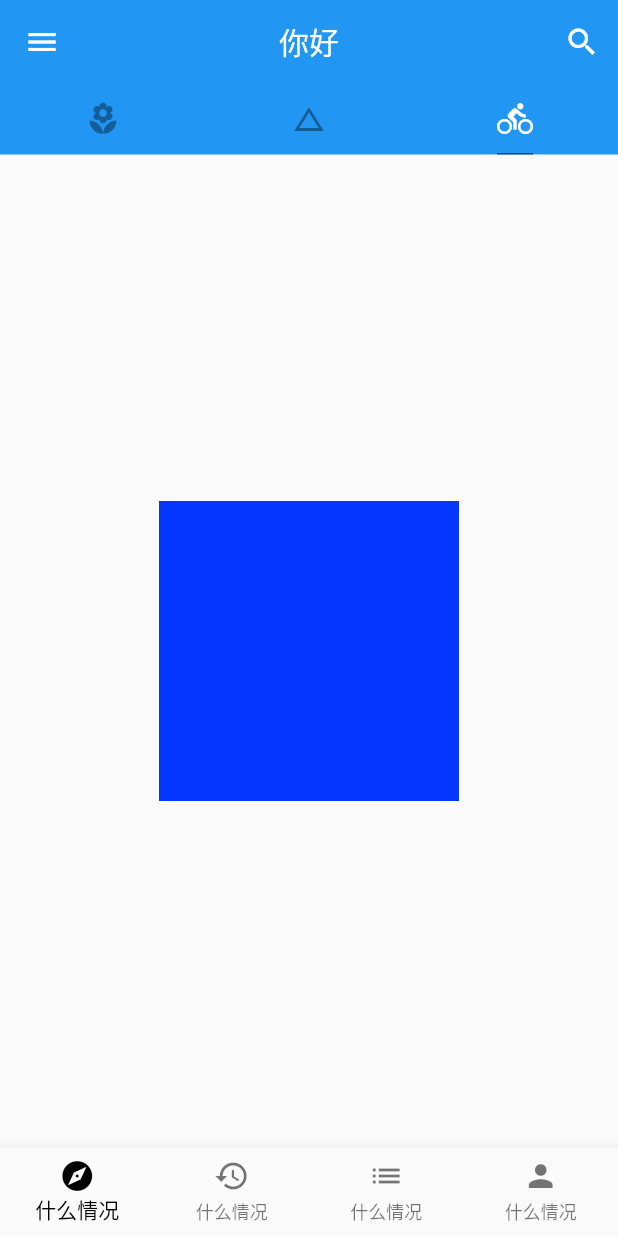
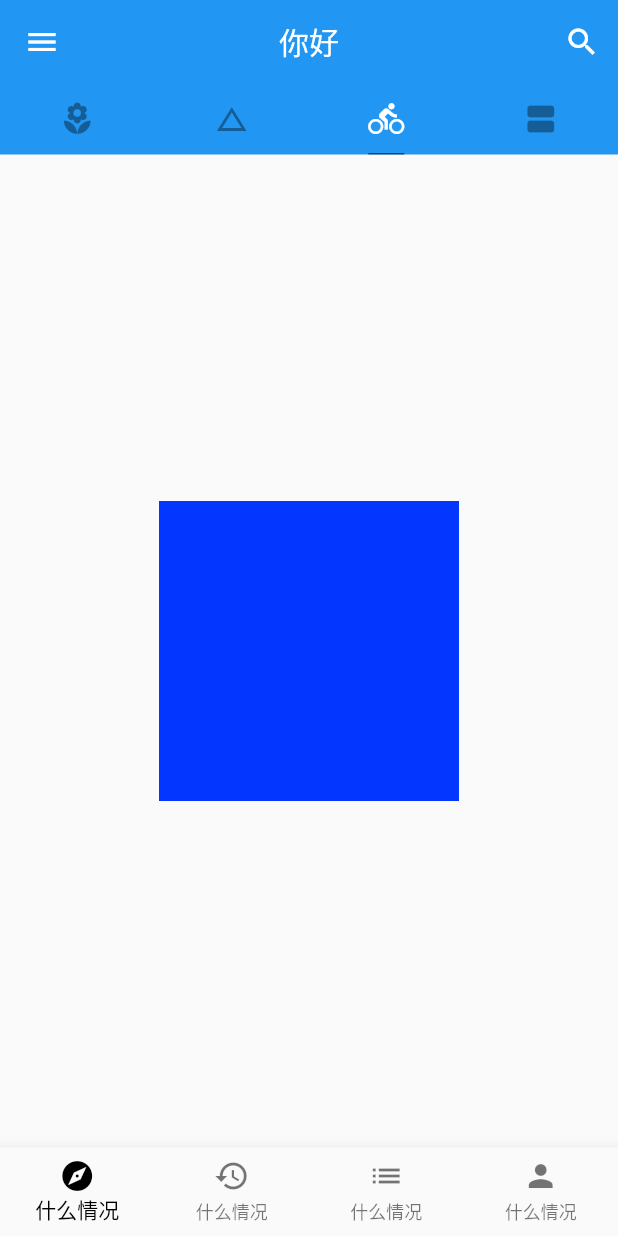
Before and after one commit to YuDongZhang/flutter_app_learn, a Flutter app: the Home screen opened directly, tab 3 chosen, on a phone screen of 412 x 824 dp. Run offline on Flutter 3.47's test engine with Material 2 defaults, Android fonts, the light colour scheme and no system bars; network calls fail.

Commit message:
视图准备工作

```diff
--- a/lib/20-宁浩教程练习/04-基础部件.dart
+++ b/lib/20-宁浩教程练习/04-基础部件.dart
@@ -5,6 +5,7 @@ import 'package:flutter_app_learn/20-%E5%AE%81%E6%B5%A9%E6%95%99%E7%A8%8B%E7%BB%
 import 'package:flutter_app_learn/20-%E5%AE%81%E6%B5%A9%E6%95%99%E7%A8%8B%E7%BB%83%E4%B9%A0/demo/drawer-demo.dart';
 import 'package:flutter_app_learn/20-%E5%AE%81%E6%B5%A9%E6%95%99%E7%A8%8B%E7%BB%83%E4%B9%A0/demo/layout_demo.dart';
 import 'demo/listview-demo.dart';
+import 'demo/view_demo.dart';
 import 'model/post.dart';
 
 void main() => runApp(App());
@@ -32,7 +33,7 @@ class Home extends StatelessWidget {
   Widget build(BuildContext context) {
     // TODO: implement build
     return DefaultTabController(
-        length: 3,
+        length: 4,
         child: Scaffold(
           //主页中的 scaffold
           appBar: AppBar(
@@ -66,6 +67,7 @@ class Home extends StatelessWidget {
                 Tab(icon: Icon(Icons.local_florist)),
                 Tab(icon: Icon(Icons.change_history)),
                 Tab(icon: Icon(Icons.directions_bike)),
+                Tab(icon: Icon(Icons.view_agenda)),
               ],
             ),
           ),
@@ -81,6 +83,7 @@ class Home extends StatelessWidget {
             ListViewDemo(),
             BasicDemo(),
             LayoutDemo(),
+            ViewDemo(),
           ]),
           drawer: DrawerDemo(),
           bottomNavigationBar: BottomNavigationBarDemo(),
```
Also changed, not shown: lib/20-宁浩教程练习/demo/view_demo.dart (added, +11 -0 lines).
